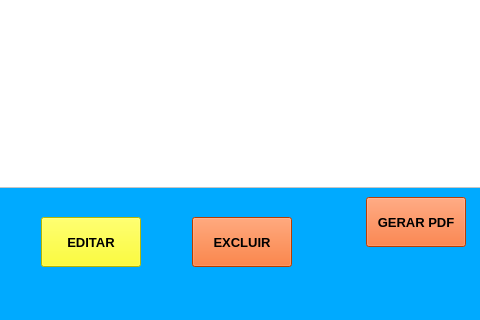
This is projeto_pyhton_facul/telas/tela_banco.ui in viniciusvilla/pythonfacul as Qt 5 draws it before an edit; both pictures show x 124 to 604 and y 413 to 733 of the 604 by 733 pixel window. The edited form follows.
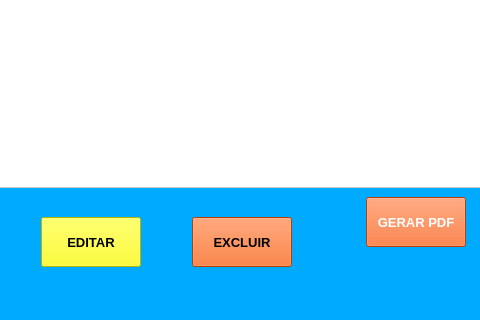
This is the edited form.

```diff
--- a/projeto_pyhton_facul/telas/tela_banco.ui
+++ b/projeto_pyhton_facul/telas/tela_banco.ui
@@ -158,7 +158,8 @@
      </font>
     </property>
     <property name="styleSheet">
-     <string notr="true">background-color: rgb(255, 88, 10);</string>
+     <string notr="true">background-color: rgb(255, 88, 10);
+color: rgb(255, 255, 255);</string>
     </property>
     <property name="text">
      <string>GERAR PDF</string>
```
